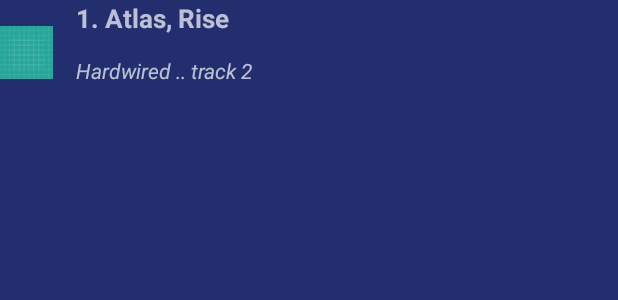
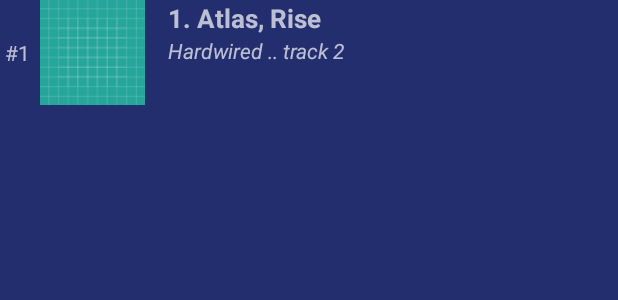
Before and after one commit to laakko/Jugify, an Android app: the layout layout_top_tracks.xml on its own in the app's theme, with its tools: preview values and no code run, on a phone screen of 412 x 824 dp. Shown: the top 300 px of the screen. Run offline under Robolectric (Android 15) with nearby library versions, the phone set to English and light mode, and no system bars; Roboto replaces fonts that are not available here.

Commit message:
Added: toasts, palette. Modified: top tracks UI

```diff
--- a/app/src/main/java/com/jukka/jugify/TopTracksListAdapter.java
+++ b/app/src/main/java/com/jukka/jugify/TopTracksListAdapter.java
@@ -45,7 +45,8 @@
         currentTrackName.setText(currentTrack.name);
         currentTrackName.setTextColor(Color.WHITE);
 
-        currentTrackInfo.setText(currentTrack.artists.get(0).name + "\n" + currentTrack.album.name + ", track " + currentTrack.track_number);
+        //currentTrackInfo.setText(currentTrack.artists.get(0).name + "\n" + currentTrack.album.name + ", track " + currentTrack.track_number);
+        currentTrackInfo.setText(currentTrack.artists.get(0).name + "\n" + currentTrack.album.name);
         currentTrackInfo.setTextColor(Color.LTGRAY);
 
         ImageView trackimg = listItem.findViewById(R.id.imgTopTrack);
--- /dev/null
+++ b/app/src/main/res/drawable/ic_play_circle_outline_black_36dp.xml
@@ -0,0 +1,4 @@
+<?xml version="1.0" encoding="UTF-8" standalone="no"?>
+<vector xmlns:android="http://schemas.android.com/apk/res/android" android:height="36dp" android:viewportHeight="24.0" android:viewportWidth="24.0" android:width="36dp">
+    <path android:fillColor="#000000" android:pathData="M10,16.5l6,-4.5 -6,-4.5v9zM12,2C6.48,2 2,6.48 2,12s4.48,10 10,10 10,-4.48 10,-10S17.52,2 12,2zM12,20c-4.41,0 -8,-3.59 -8,-8s3.59,-8 8,-8 8,3.59 8,8 -3.59,8 -8,8z"/>
+</vector>
--- /dev/null
+++ b/app/src/main/res/drawable/ic_playlist_play_black_36dp.xml
@@ -0,0 +1,4 @@
+<?xml version="1.0" encoding="UTF-8" standalone="no"?>
+<vector xmlns:android="http://schemas.android.com/apk/res/android" android:height="36dp" android:viewportHeight="24.0" android:viewportWidth="24.0" android:width="36dp">
+    <path android:fillColor="#000000" android:pathData="M19,9L2,9v2h17L19,9zM19,5L2,5v2h17L19,5zM2,15h13v-2L2,13v2zM17,13v6l5,-3 -5,-3z"/>
+</vector>
--- /dev/null
+++ b/app/src/main/res/drawable/ic_queue_black_36dp.xml
@@ -0,0 +1,4 @@
+<?xml version="1.0" encoding="UTF-8" standalone="no"?>
+<vector xmlns:android="http://schemas.android.com/apk/res/android" android:height="36dp" android:viewportHeight="24.0" android:viewportWidth="24.0" android:width="36dp">
+    <path android:fillColor="#000000" android:pathData="M4,6L2,6v14c0,1.1 0.9,2 2,2h14v-2L4,20L4,6zM20,2L8,2c-1.1,0 -2,0.9 -2,2v12c0,1.1 0.9,2 2,2h12c1.1,0 2,-0.9 2,-2L22,4c0,-1.1 -0.9,-2 -2,-2zM19,11h-4v4h-2v-4L9,11L9,9h4L13,5h2v4h4v2z"/>
+</vector>
--- /dev/null
+++ b/app/src/main/res/drawable/ic_queue_music_black_36dp.xml
@@ -0,0 +1,4 @@
+<?xml version="1.0" encoding="UTF-8" standalone="no"?>
+<vector xmlns:android="http://schemas.android.com/apk/res/android" android:height="36dp" android:viewportHeight="24.0" android:viewportWidth="24.0" android:width="36dp">
+    <path android:fillColor="#000000" android:pathData="M15,6L3,6v2h12L15,6zM15,10L3,10v2h12v-2zM3,16h8v-2L3,14v2zM17,6v8.18c-0.31,-0.11 -0.65,-0.18 -1,-0.18 -1.66,0 -3,1.34 -3,3s1.34,3 3,3 3,-1.34 3,-3L19,8h3L22,6h-5z"/>
+</vector>
--- a/app/src/main/res/layout/activity_user_tab.xml
+++ b/app/src/main/res/layout/activity_user_tab.xml
@@ -154,7 +154,7 @@
             android:layout_marginStart="15dp"
             android:layout_marginTop="10dp"
             android:id="@+id/listTopTracks"
-            android:layout_width="wrap_content"
+            android:layout_width="match_parent"
             android:layout_height="1500dp" />
 
         <TextView
--- a/app/src/main/res/layout/layout_top_tracks.xml
+++ b/app/src/main/res/layout/layout_top_tracks.xml
@@ -4,17 +4,21 @@
     android:layout_height="70dp"
     android:orientation="horizontal">
 
+    <TextView
+        android:layout_width="wrap_content"
+        android:layout_height="wrap_content"
+        android:text=" #1  "
+        android:layout_gravity="center_vertical"/>
+
     <ImageView
         android:id="@+id/imgTopTrack"
         android:layout_width="70dp"
         android:layout_height="70dp"
-        android:layout_weight="1"
         app:srcCompat="@drawable/ic_launcher_background" />
 
     <LinearLayout
         android:layout_width="match_parent"
         android:layout_height="match_parent"
-        android:layout_weight="1"
         android:orientation="vertical">
 
         <TextView
@@ -23,7 +27,6 @@
             android:layout_height="wrap_content"
             android:layout_gravity="center_vertical"
             android:layout_marginStart="15dp"
-            android:layout_weight="1"
             android:text="1. Atlas, Rise"
             android:textSize="17sp"
             android:textStyle="bold" />
@@ -33,9 +36,9 @@
             android:layout_width="match_parent"
             android:layout_height="wrap_content"
             android:layout_marginStart="15dp"
-            android:layout_weight="1"
             android:text="Hardwired .. track 2"
             android:textStyle="italic" />
     </LinearLayout>
 
+
 </LinearLayout>
```
Also changed, not shown: app/build.gradle (+14 -4 lines), app/src/main/java/com/jukka/jugify/ListenTab.java (+39 -0 lines), app/src/main/java/com/jukka/jugify/UserTab.java (+10 -0 lines).
